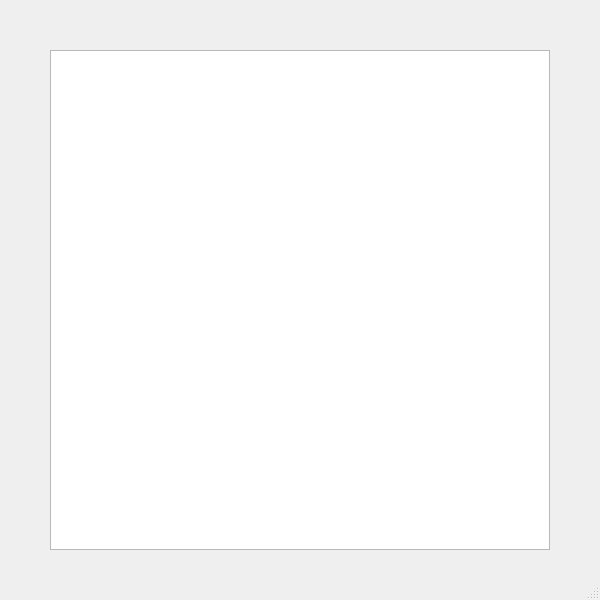
Qt form mainwindow.ui (RawanFekry/Paint-app) before a commit.
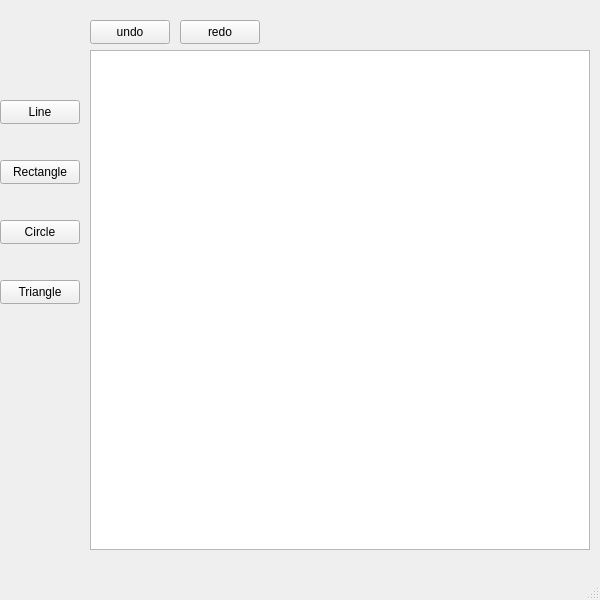
The same form after that commit.

Commit message: drawing all shapes, undo, redo are done

```diff
--- a/mainwindow.ui
+++ b/mainwindow.ui
@@ -23,7 +23,7 @@
    <widget class="QGraphicsView" name="graphicsView">
     <property name="geometry">
      <rect>
-      <x>50</x>
+      <x>90</x>
       <y>50</y>
       <width>500</width>
       <height>500</height>
@@ -54,6 +54,90 @@
      <bool>false</bool>
     </property>
    </widget>
+   <widget class="QPushButton" name="undoBtn">
+    <property name="geometry">
+     <rect>
+      <x>90</x>
+      <y>20</y>
+      <width>80</width>
+      <height>24</height>
+     </rect>
+    </property>
+    <property name="text">
+     <string>undo</string>
+    </property>
+    <property name="shortcut">
+     <string>Ctrl+Z</string>
+    </property>
+   </widget>
+   <widget class="QPushButton" name="redoBtn">
+    <property name="geometry">
+     <rect>
+      <x>180</x>
+      <y>20</y>
+      <width>80</width>
+      <height>24</height>
+     </rect>
+    </property>
+    <property name="text">
+     <string>redo</string>
+    </property>
+    <property name="shortcut">
+     <string>Ctrl+Y</string>
+    </property>
+   </widget>
+   <widget class="QPushButton" name="lineBtn">
+    <property name="geometry">
+     <rect>
+      <x>0</x>
+      <y>100</y>
+      <width>80</width>
+      <height>24</height>
+     </rect>
+    </property>
+    <property name="text">
+     <string>Line</string>
+    </property>
+   </widget>
+   <widget class="QPushButton" name="rectBtn">
+    <property name="geometry">
+     <rect>
+      <x>0</x>
+      <y>160</y>
+      <width>80</width>
+      <height>24</height>
+     </rect>
+    </property>
+    <property name="text">
+     <string>Rectangle</string>
+    </property>
+   </widget>
+   <widget class="QPushButton" name="circleBtn">
+    <property name="geometry">
+     <rect>
+      <x>0</x>
+      <y>220</y>
+      <width>80</width>
+      <height>24</height>
+     </rect>
+    </property>
+    <property name="text">
+     <string>Circle</string>
+    </property>
+   </widget>
+   <widget class="QPushButton" name="triangBtn">
+    <property name="geometry">
+     <rect>
+      <x>0</x>
+      <y>280</y>
+      <width>80</width>
+      <height>24</height>
+     </rect>
+    </property>
+    <property name="text">
+     <string>Triangle</string>
+    </property>
+   </widget>
   </widget>
   <widget class="QMenuBar" name="menubar">
    <property name="geometry">
```
The commit also changes 19 other files.
